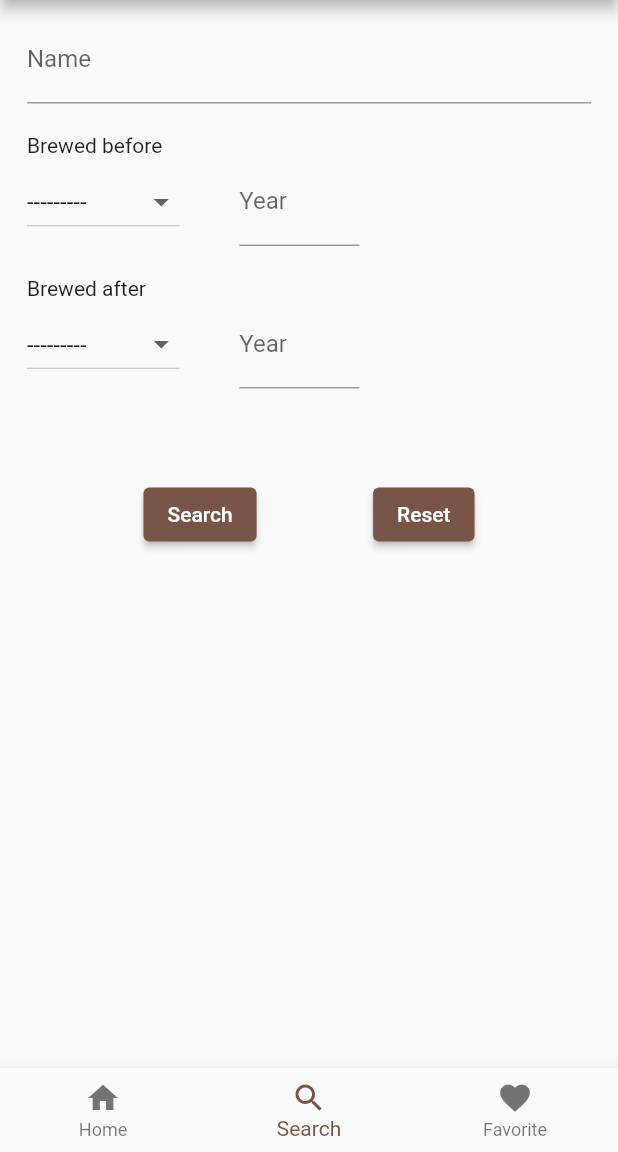
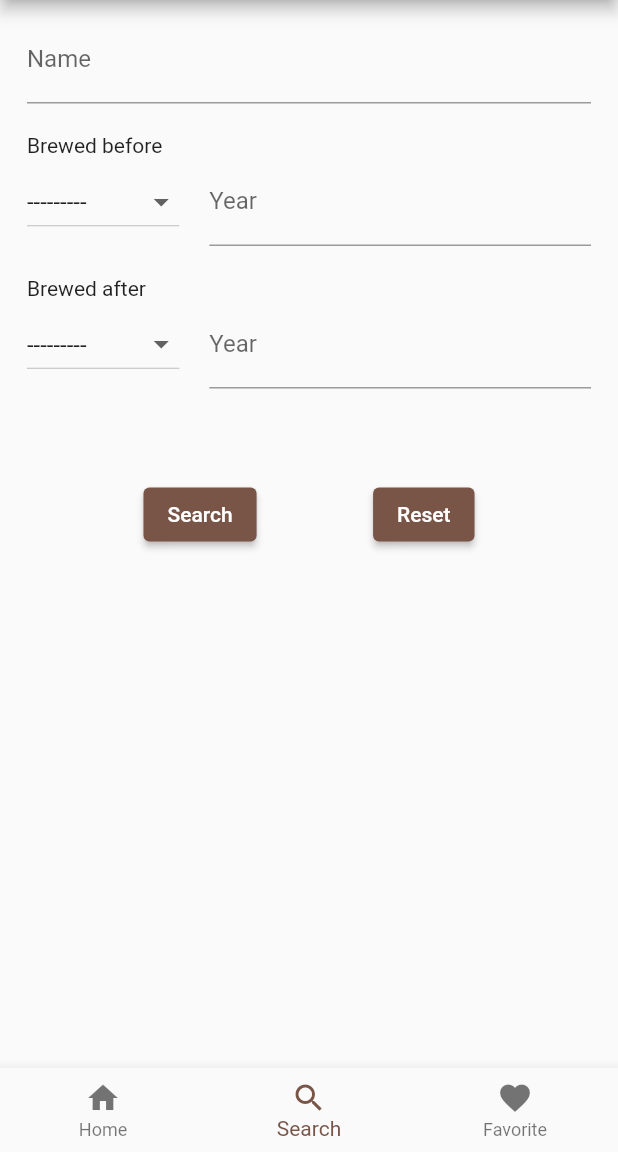
Before and after one commit to aleMartinelli04/BeerApp, a Flutter app: the PageManager screen opened directly, item 2 of the bottom bar chosen, on a phone screen of 412 x 824 dp, the part 84-1236 px from its top. Run offline on Flutter 3.47's test engine with Material 2 defaults, Android fonts, the phone set to English and light mode, and no system bars; our stand-ins replace flutter_spinkit, infinite_scroll_pagination, sqflite; accounts and stored records are empty; network calls fail.

Commit message:
ui improvements

```diff
--- a/lib/utilities/year_month_picker.dart
+++ b/lib/utilities/year_month_picker.dart
@@ -34,9 +34,11 @@ class _YearMonthPickerState extends State<YearMonthPicker> {
   @override
   Widget build(BuildContext context) {
     return Row(
+      mainAxisAlignment: MainAxisAlignment.center,
+      crossAxisAlignment: CrossAxisAlignment.center,
       children: [
         widget.monthPicker,
-        const Padding(padding: EdgeInsets.all(20)),
+        const SizedBox(width: 20),
         widget.yearPicker,
       ],
     );
@@ -61,8 +63,7 @@ class CustomYearPicker extends StatefulWidget {
 class _CustomYearPickerState extends State<CustomYearPicker> {
   @override
   Widget build(BuildContext context) {
-    return SizedBox(
-      width: 80,
+    return Expanded(
       child: TextFormField(
         decoration: const InputDecoration(
           label: Text("Year"),
@@ -110,6 +111,7 @@ class _MonthPickerState extends State<MonthPicker> {
   @override
   Widget build(BuildContext context) {
     return DropdownButton<int>(
+      menuMaxHeight: 200,
       value: widget._month,
       items: [
         for (var i = 0; i < months.length; i++)
```
